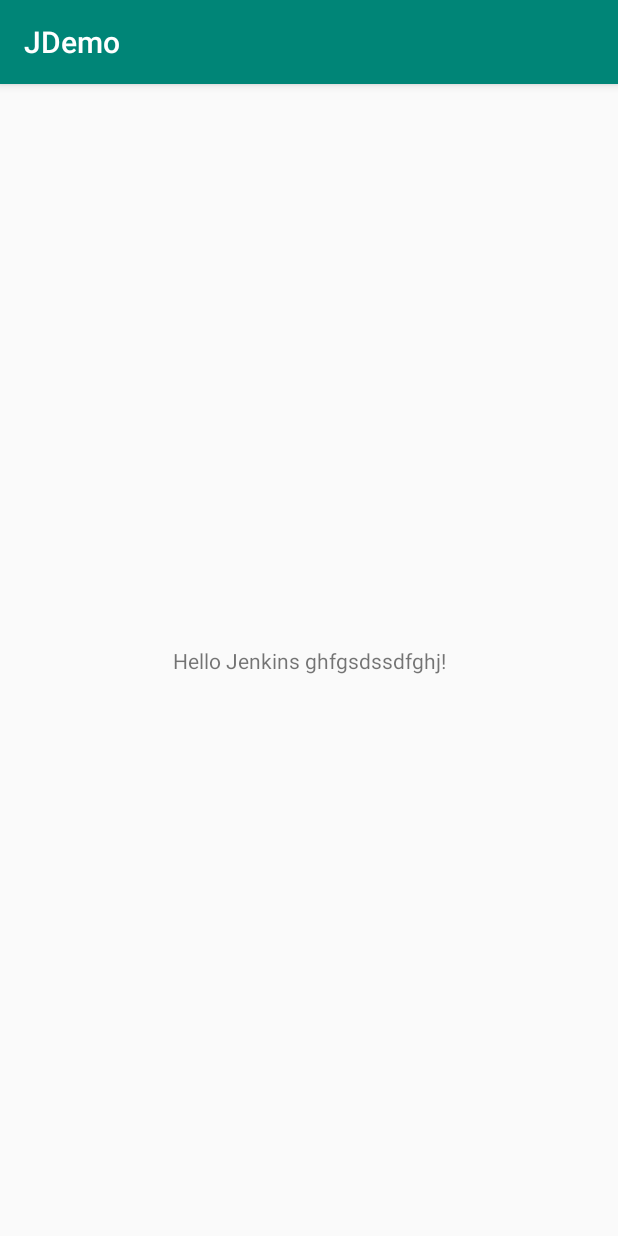
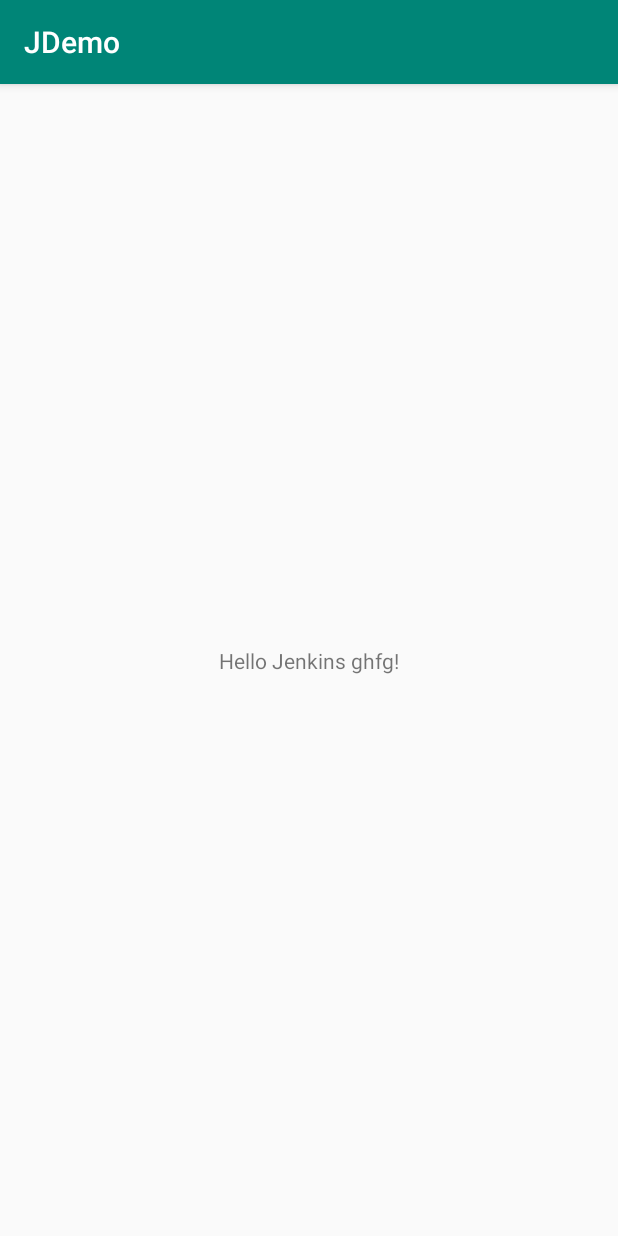
Before and after one commit to KalyaniKurnawal/Jen, an Android app: the screen it shows after launch (MainActivity), on a phone screen of 412 x 824 dp. Run offline under Robolectric (Android 15) with nearby library versions, the phone set to English and light mode, and no system bars.

Commit message:
Commited from Android Studio

```diff
--- a/JDemo/app/src/main/res/layout/activity_main.xml
+++ b/JDemo/app/src/main/res/layout/activity_main.xml
@@ -9,7 +9,7 @@
     <TextView
         android:layout_width="wrap_content"
         android:layout_height="wrap_content"
-        android:text="Hello Jenkins ghfgsdssdfghj!"
+        android:text="Hello Jenkins ghfg!"
         app:layout_constraintBottom_toBottomOf="parent"
         app:layout_constraintLeft_toLeftOf="parent"
         app:layout_constraintRight_toRightOf="parent"
```
